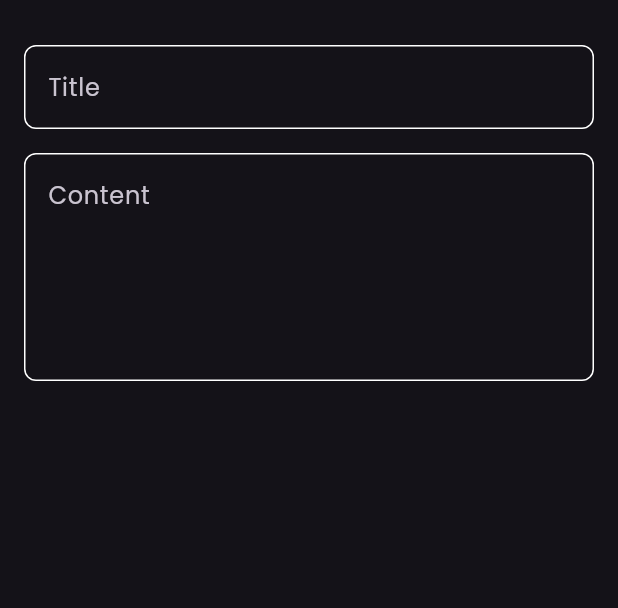
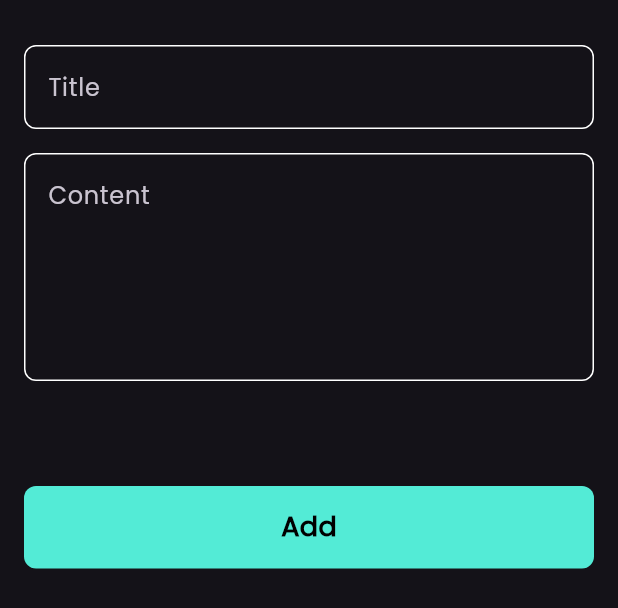
Before and after one commit to moustafa3laa2/notes_app, a Flutter app: the AddNoteBottomSheet widget shown alone on an empty page, opened directly, on a phone screen of 412 x 824 dp. Shown: the top 608 px of the screen. Run offline on Flutter 3.47's test engine with Material 3 defaults, Android fonts, the phone set to English and light mode, and no system bars; our stand-ins replace font_awesome_flutter.

Commit message:
finish notes bottom sheet

```diff
--- a/lib/widgets/add_model_bottom_sheet.dart
+++ b/lib/widgets/add_model_bottom_sheet.dart
@@ -1,4 +1,5 @@
 import 'package:flutter/material.dart';
+import 'package:notes_app/widgets/custom_button.dart';
 import 'package:notes_app/widgets/custom_text_field.dart';
 
 class AddNoteBottomSheet extends StatelessWidget {
@@ -7,7 +8,8 @@ class AddNoteBottomSheet extends StatelessWidget {
   @override
   Widget build(BuildContext context) {
     return Container(
-      child: const Padding(
+      child: const SingleChildScrollView(
+        child: Padding(
           padding: EdgeInsets.symmetric(horizontal: 16),
           child: Column(
             children: [
@@ -22,7 +24,15 @@ class AddNoteBottomSheet extends StatelessWidget {
                 hint: 'Content',
                 maxLines: 5,
               ),
+              SizedBox(
+                height: 70,
+              ),
+              CustomButton(text: 'Add'),
+              SizedBox(
+                height: 10,
+              ),
             ],
+          ),
         ),
       ),
     );
--- /dev/null
+++ b/lib/widgets/custom_button.dart
@@ -0,0 +1,23 @@
+import 'package:flutter/material.dart';
+import 'package:notes_app/constants.dart';
+
+class CustomButton extends StatelessWidget {
+  const CustomButton({super.key, required this.text});
+  final String text;
+  @override
+  Widget build(BuildContext context) {
+    return Container(
+      decoration: BoxDecoration(
+          color: kPrimeryColor, borderRadius: BorderRadius.circular(8)),
+      width: MediaQuery.of(context).size.width,
+      height: 55,
+      child: Center(
+        child: Text(
+          text,
+          style: const TextStyle(
+              color: Colors.black, fontSize: 18, fontWeight: FontWeight.bold),
+        ),
+      ),
+    );
+  }
+}
```
Lines whose indentation alone changed are shown as unchanged.
